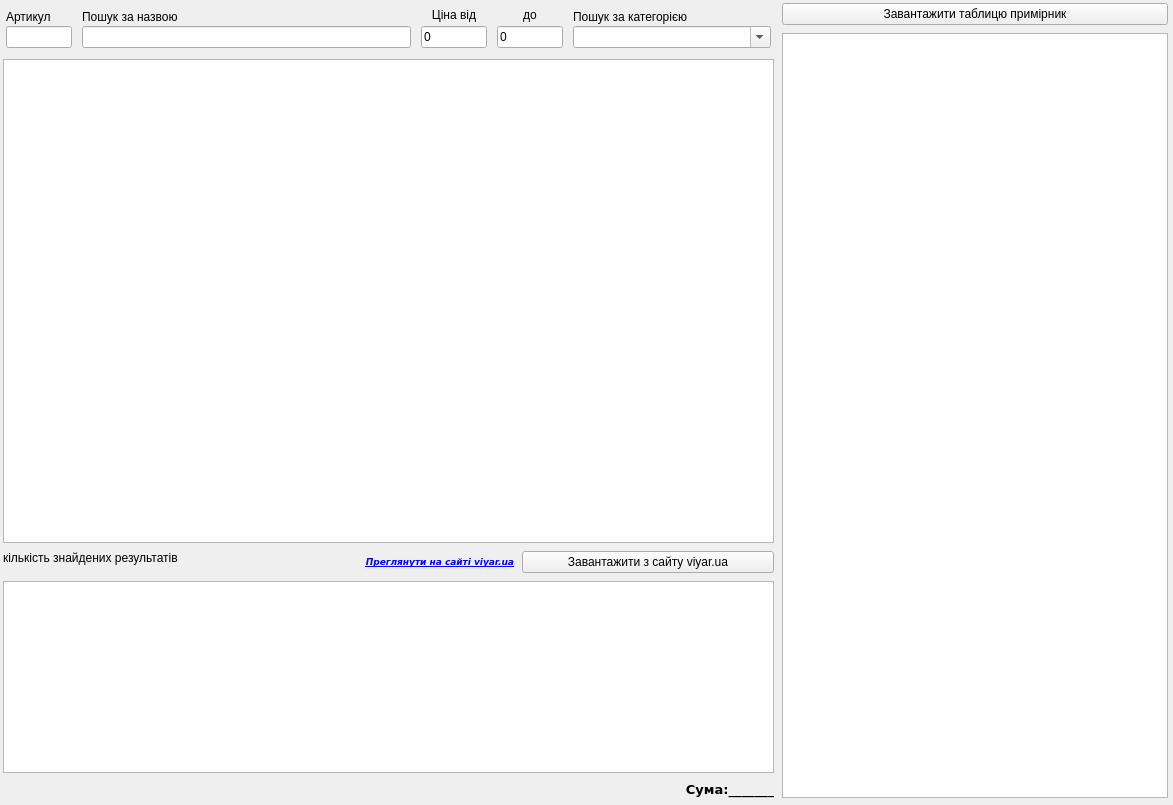
Above: viyar/Price_Window.ui from Anatoliy-ProffDesgn/TestOffice before the change. Below: the same form after it.
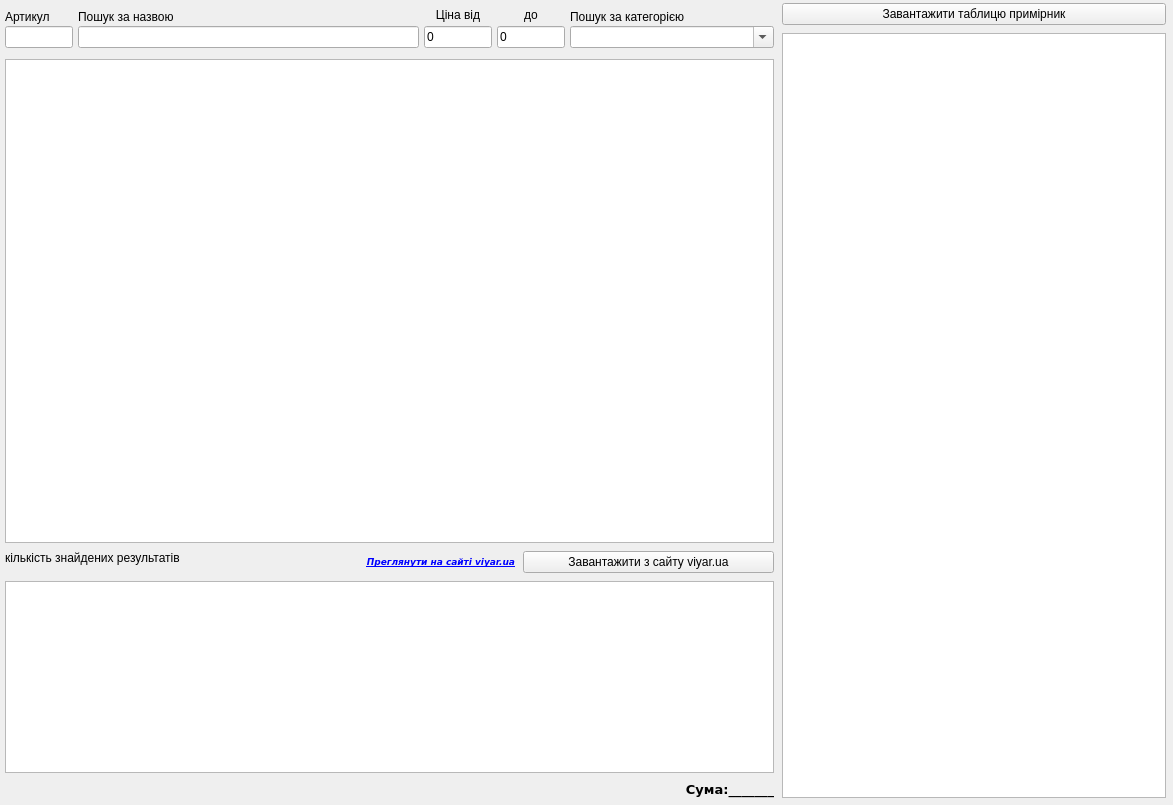
That is the form after the change. Icons and pictures are not drawn.

Commit message: Home new_mod Open image coreckt

Patch:
```diff
--- a/viyar/Price_Window.ui
+++ b/viyar/Price_Window.ui
@@ -31,13 +31,13 @@
    </property>
    <layout class="QGridLayout" name="gridLayout" rowstretch="0" columnstretch="6,3">
     <property name="leftMargin">
-     <number>3</number>
+     <number>5</number>
     </property>
     <property name="topMargin">
      <number>3</number>
     </property>
     <property name="rightMargin">
-     <number>3</number>
+     <number>5</number>
     </property>
     <property name="bottomMargin">
      <number>3</number>
@@ -50,19 +50,19 @@
       <item>
        <layout class="QGridLayout" name="gridLayout_2" columnstretch="1,5,1,1,3">
         <property name="leftMargin">
-         <number>3</number>
+         <number>0</number>
         </property>
         <property name="topMargin">
          <number>3</number>
         </property>
         <property name="rightMargin">
-         <number>3</number>
+         <number>0</number>
         </property>
         <property name="bottomMargin">
          <number>3</number>
         </property>
         <property name="horizontalSpacing">
-         <number>10</number>
+         <number>5</number>
         </property>
         <property name="verticalSpacing">
          <number>2</number>
```
The commit also changes 2 other files.
